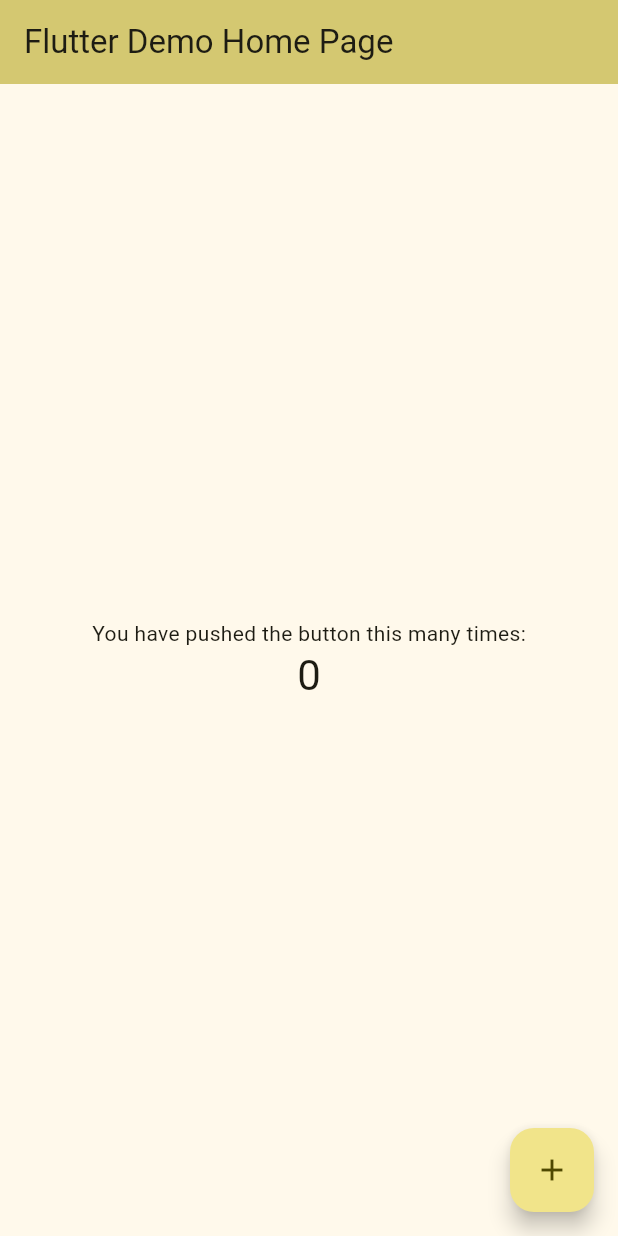
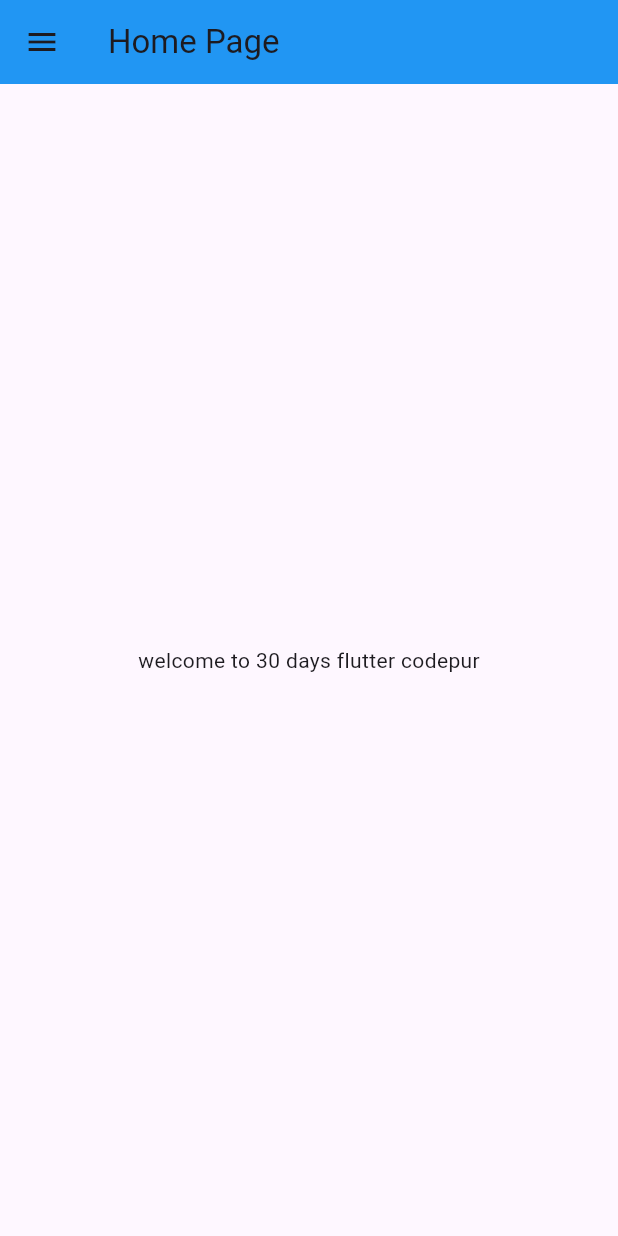
Before and after one commit to kishoriOS/demo, a Flutter app: the screen it shows after launch, on a phone screen of 412 x 824 dp. Run offline on Flutter 3.47's test engine with Material 3 defaults, Android fonts, the phone set to English and light mode, and no system bars.

Commit message:
day 2 completed

```diff
--- /dev/null
+++ b/lib/home_page.dart
@@ -0,0 +1,18 @@
+import 'package:flutter/material.dart';
+
+class HomePage extends StatelessWidget {
+  final int days = 30;
+  final String name = "codepur";
+  @override
+  Widget build(BuildContext context) {
+    return Scaffold(
+      appBar: AppBar(
+        title: Text("Home Page"),
+        backgroundColor: Colors.blue,
+      ),
+      body: Center(
+          child: Container(child: Text("welcome to $days days flutter $name"))),
+      drawer: Drawer(),
+    );
+  }
+}
--- a/lib/main.dart
+++ b/lib/main.dart
@@ -1,10 +1,21 @@
 import 'package:flutter/material.dart';
 
+import 'home_page.dart';
+
 void main() {
-  runApp(const MyApp());
+  runApp(MyApp());
 }
 
 class MyApp extends StatelessWidget {
+  @override
+  Widget build(BuildContext context) {
+    return MaterialApp(
+      home: HomePage(),
+    );
+  }
+}
+
+/*class MyApp extends StatelessWidget {
   const MyApp({super.key});
 
   // This widget is the root of your application.
@@ -122,4 +133,4 @@ class _MyHomePageState extends State<MyHomePage> {
       ), // This trailing comma makes auto-formatting nicer for build methods.
     );
   }
-}
+}*/
```
